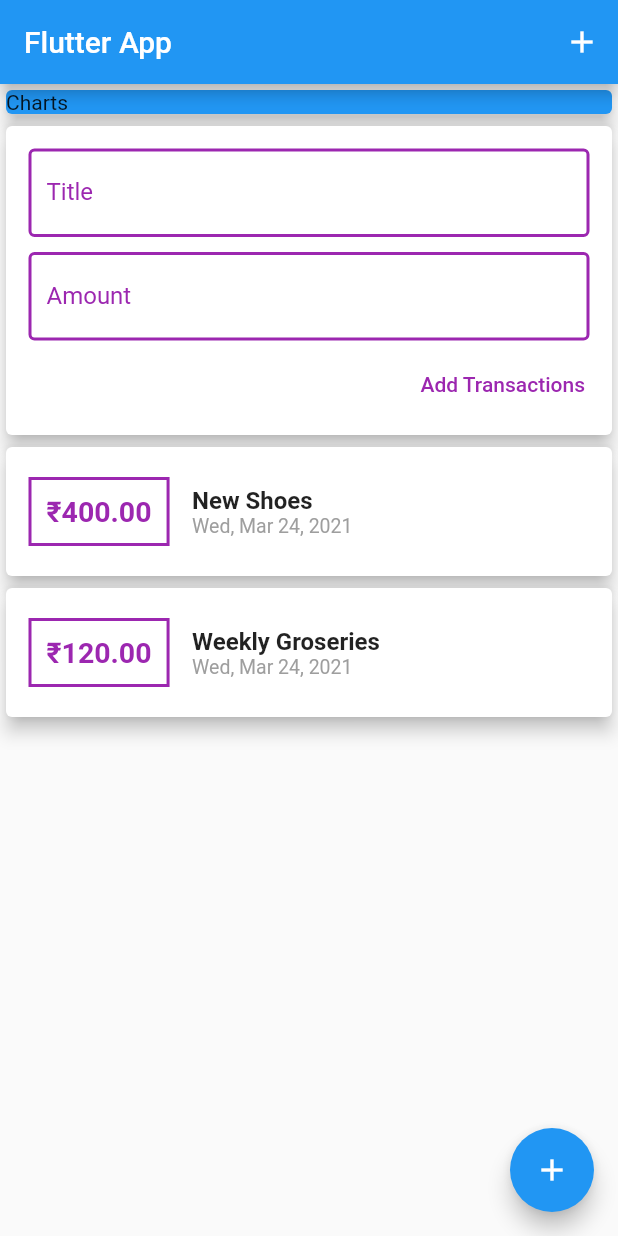
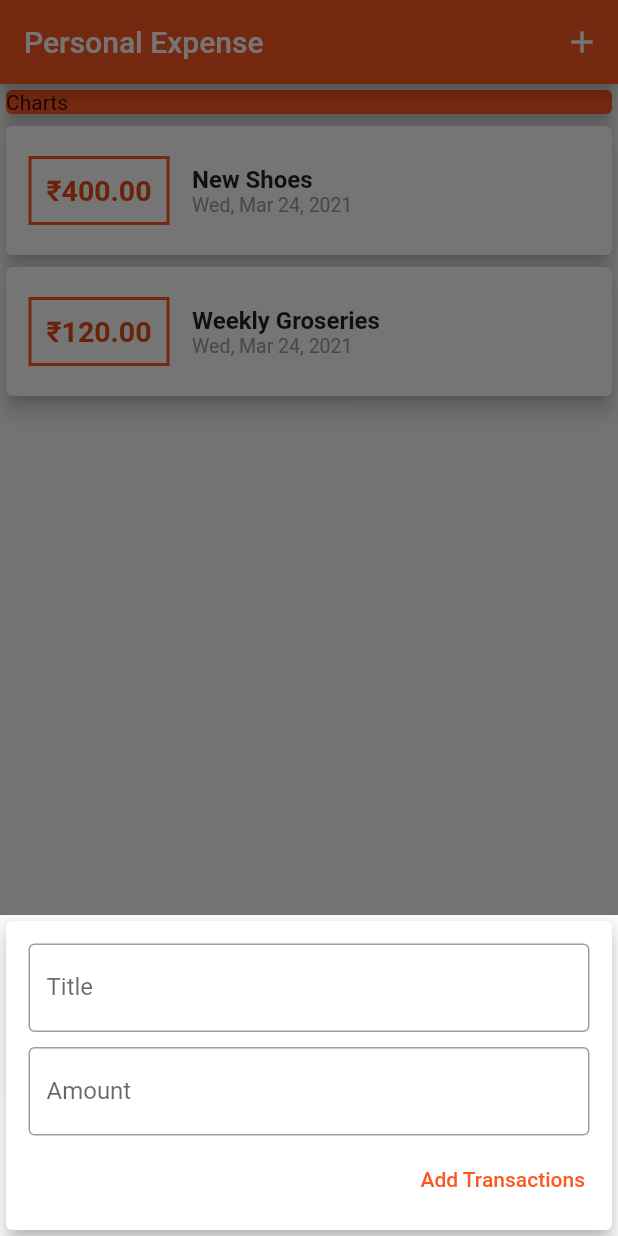
Before and after one commit to DevanK20000/expense-tracker, a Flutter app: the screen it shows after launch, after a tap on the "add" icon, on a phone screen of 412 x 824 dp. Run offline on Flutter 3.47's test engine with Material 2 defaults, Android fonts, the phone set to English and light mode, and no system bars.

Commit message:
themeing

```diff
--- a/lib/main.dart
+++ b/lib/main.dart
@@ -1,35 +1,78 @@
 import 'package:flutter/material.dart';
+import 'package:flutter_application_2/models/transaction.dart';
 import 'package:flutter_application_2/widgets/new_transaction.dart';
-import 'package:flutter_application_2/widgets/user_transaction.dart';
+import 'package:flutter_application_2/widgets/transaction_list.dart';
 
 void main() => runApp(MyApp());
-
-// void startNewTransaction(BuildContext ctx) {
-//   showModalBottomSheet(
-//     context: ctx,
-//     builder: (_) {
-//       return NewTransaction(addTx);
-//     },
-//   );
-// }
 
 class MyApp extends StatelessWidget {
   @override
   Widget build(BuildContext context) {
     return MaterialApp(
-      title: 'Flutter App',
+      debugShowCheckedModeBanner: false,
+      title: 'Personal Expenses',
+      theme: ThemeData(
+        primarySwatch: Colors.deepOrange,
+        accentColor: Colors.amberAccent[700],
+      ),
       home: MyHomePage(),
     );
   }
 }
 
-class MyHomePage extends StatelessWidget {
+class MyHomePage extends StatefulWidget {
+  @override
+  _MyHomePageState createState() => _MyHomePageState();
+}
+
+class _MyHomePageState extends State<MyHomePage> {
+  final List<Transaction> _userTransactions = [
+    Transaction(
+      id: 't1',
+      name: 'New Shoes',
+      amount: 400.00,
+      date: DateTime.now(),
+    ),
+    Transaction(
+      id: 't2',
+      name: 'Weekly Groseries',
+      amount: 120.00,
+      date: DateTime.now(),
+    ),
+  ];
+
+  void _startNewTransaction(BuildContext ctx) {
+    showModalBottomSheet(
+      context: ctx,
+      builder: (_) {
+        return SingleChildScrollView(
+            child: NewTransaction(_addUserTransaction));
+      },
+    );
+  }
+
+  void _addUserTransaction(String txTitle, double txAmount) {
+    final newtx = Transaction(
+      id: DateTime.now().toString(),
+      name: txTitle,
+      amount: txAmount,
+      date: DateTime.now(),
+    );
+    setState(() {
+      _userTransactions.add(newtx);
+    });
+  }
+
   @override
   Widget build(BuildContext context) {
     return Scaffold(
       appBar: AppBar(
-        title: Text('Flutter App'),
-        actions: [IconButton(icon: Icon(Icons.add), onPressed: () {})],
+        title: Text('Personal Expense'),
+        actions: [
+          IconButton(
+              icon: Icon(Icons.add),
+              onPressed: () => _startNewTransaction(context))
+        ],
       ),
       body: SingleChildScrollView(
         child: Column(
@@ -39,16 +82,16 @@ class MyHomePage extends StatelessWidget {
               child: Card(
                 child: Text('Charts'),
                 elevation: 5,
-                color: Colors.blue,
+                color: Theme.of(context).primaryColor,
               ),
             ),
-            UserTransaction(),
+            TransactionList(_userTransactions),
           ],
         ),
       ),
       // floatingActionButtonLocation: FloatingActionButtonLocation.centerFloat,
       floatingActionButton: FloatingActionButton(
-        onPressed: () {},
+        onPressed: () => _startNewTransaction(context),
         child: Icon(Icons.add),
       ),
     );
--- a/lib/widgets/new_transaction.dart
+++ b/lib/widgets/new_transaction.dart
@@ -1,23 +1,33 @@
 import 'package:flutter/material.dart';
 
-class NewTransaction extends StatelessWidget {
+class NewTransaction extends StatefulWidget {
   final Function addTx;
+
+  NewTransaction(this.addTx);
+
+  @override
+  _NewTransactionState createState() => _NewTransactionState();
+}
+
+class _NewTransactionState extends State<NewTransaction> {
   final titleController = TextEditingController();
+
   final amountController = TextEditingController();
 
-  NewTransaction(this.addTx);
   void onSubmit() {
     final enteredTitle = titleController.text;
-    final enteredAmount = double.parse(titleController.text);
+    final enteredAmount = double.parse(amountController.text);
 
     if (enteredTitle.isEmpty || enteredAmount <= 0) {
       return;
     }
 
-    addTx(
+    widget.addTx(
       enteredTitle,
       enteredAmount,
     );
+
+    Navigator.of(context).pop();
   }
 
   @override
@@ -35,22 +45,23 @@ class NewTransaction extends StatelessWidget {
                 controller: titleController,
                 onSubmitted: (_) => onSubmit,
                 // onChanged: (value) => titleInput = value, //use controller instead
-                cursorColor: Colors.purple,
+                //cursorColor: Colors.purple,
                 decoration: InputDecoration(
                   labelText: 'Title',
-                  labelStyle: TextStyle(color: Colors.purple),
-                  focusedBorder: OutlineInputBorder(
-                    borderSide: BorderSide(
-                      color: Colors.purple,
-                      width: 2,
-                    ),
-                  ),
-                  enabledBorder: OutlineInputBorder(
-                    borderSide: BorderSide(
-                      color: Colors.purple,
-                      width: 2,
-                    ),
-                  ),
+                  border: OutlineInputBorder(),
+                  //labelStyle: TextStyle(color: Colors.purple),
+                  // focusedBorder: OutlineInputBorder(
+                  //   borderSide: BorderSide(
+                  //     color: Colors.purple,
+                  //     width: 2,
+                  //   ),
+                  // ),
+                  // enabledBorder: OutlineInputBorder(
+                  //   borderSide: BorderSide(
+                  //     color: Colors.purple,
+                  //     width: 2,
+                  //   ),
+                  //),
                 ),
               ),
             ),
@@ -64,26 +75,27 @@ class NewTransaction extends StatelessWidget {
                 cursorColor: Colors.purple,
                 decoration: InputDecoration(
                   labelText: 'Amount',
-                  labelStyle: TextStyle(color: Colors.purple),
-                  focusedBorder: OutlineInputBorder(
-                    borderSide: BorderSide(
-                      color: Colors.purple,
-                      width: 2,
-                    ),
-                  ),
-                  enabledBorder: OutlineInputBorder(
-                    borderSide: BorderSide(
-                      color: Colors.purple,
-                      width: 2,
-                    ),
-                  ),
+                  border: OutlineInputBorder(),
+                  //labelStyle: TextStyle(color: Colors.purple),
+                  // focusedBorder: OutlineInputBorder(
+                  //   borderSide: BorderSide(
+                  //     color: Colors.purple,
+                  //     width: 2,
+                  //   ),
+                  // ),
+                  // enabledBorder: OutlineInputBorder(
+                  //   borderSide: BorderSide(
+                  //     color: Colors.purple,
+                  //     width: 2,
+                  //   ),
+                  // ),
                 ),
               ),
             ),
             TextButton(
               onPressed: onSubmit,
               child: Text('Add Transactions'),
-              style: TextButton.styleFrom(primary: Colors.purple),
+              //style: TextButton.styleFrom(primary: Colors.purple),
             )
           ],
         ),
--- a/lib/widgets/transaction_list.dart
+++ b/lib/widgets/transaction_list.dart
@@ -11,7 +11,7 @@ class TransactionList extends StatelessWidget {
   @override
   Widget build(BuildContext context) {
     return Container(
-      height: 450,
+      height: 500,
       child: ListView.builder(
         itemBuilder: (ctx, index) {
           return Card(
@@ -25,7 +25,7 @@ class TransactionList extends StatelessWidget {
                   ),
                   decoration: BoxDecoration(
                     border: Border.all(
-                      color: Colors.purple,
+                      color: Theme.of(context).primaryColor,
                       width: 2,
                     ),
                   ),
@@ -35,7 +35,7 @@ class TransactionList extends StatelessWidget {
                     style: TextStyle(
                       fontWeight: FontWeight.bold,
                       fontSize: 19,
-                      color: Colors.purple,
+                      color: Theme.of(context).primaryColorDark,
                     ),
                   ),
                 ),
--- a/lib/widgets/user_transaction.dart
+++ /dev/null
@@ -1,50 +0,0 @@
-import 'package:flutter/material.dart';
-import 'package:flutter_application_2/widgets/new_transaction.dart';
-import 'package:flutter_application_2/widgets/transaction_list.dart';
-import 'package:flutter_application_2/models/transaction.dart';
-
-class UserTransaction extends StatefulWidget {
-  UserTransaction({Key key}) : super(key: key);
-
-  @override
-  _UserTransactionState createState() => _UserTransactionState();
-}
-
-class _UserTransactionState extends State<UserTransaction> {
-  final List<Transaction> _userTransactions = [
-    Transaction(
-      id: 't1',
-      name: 'New Shoes',
-      amount: 400.00,
-      date: DateTime.now(),
-    ),
-    Transaction(
-      id: 't2',
-      name: 'Weekly Groseries',
-      amount: 120.00,
-      date: DateTime.now(),
-    ),
-  ];
-
-  void _addUserTransaction(String txTitle, double txAmount) {
-    final newtx = Transaction(
-      id: DateTime.now().toString(),
-      name: txTitle,
-      amount: txAmount,
-      date: DateTime.now(),
-    );
-    setState(() {
-      _userTransactions.add(newtx);
-    });
-  }
-
-  @override
-  Widget build(BuildContext context) {
-    return Column(
-      children: [
-        NewTransaction(_addUserTransaction),
-        TransactionList(_userTransactions),
-      ],
-    );
-  }
-}
```
